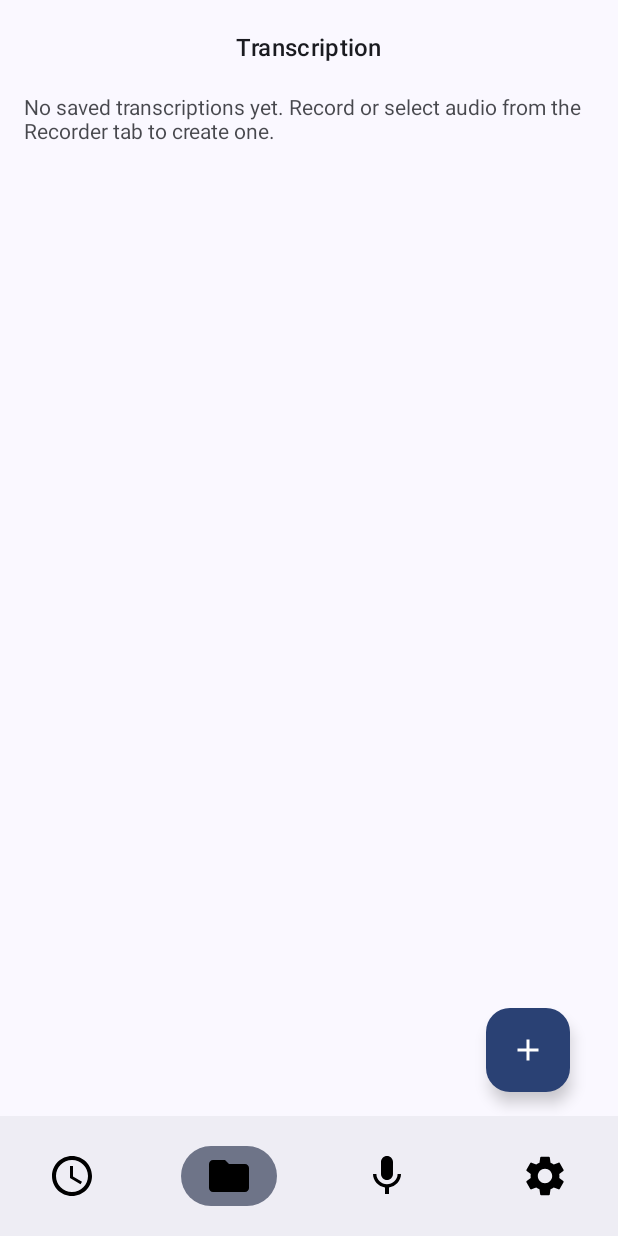
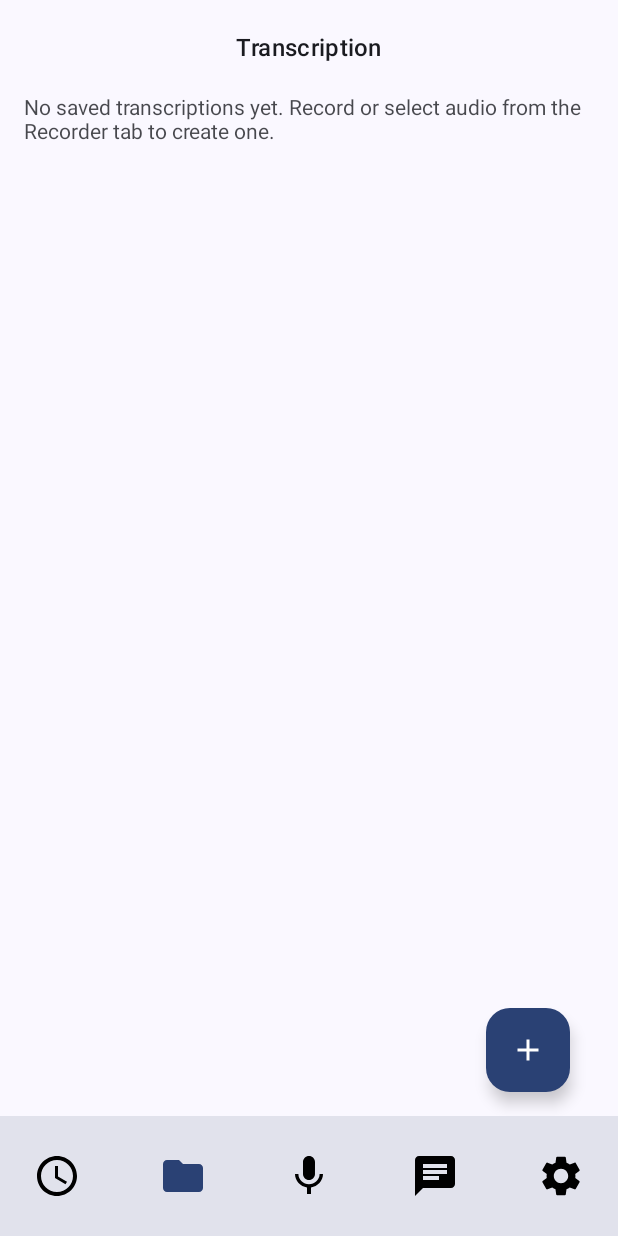
Before and after one commit to Sham-Naq/whisper_kotlin, an Android app built with Jetpack Compose: the screen it shows after launch (MainActivity), on a phone screen of 412 x 824 dp. Run offline under Robolectric (Android 15) with nearby library versions, the phone set to English and light mode, and no system bars; pictures from the network do not load.

Commit message:
nav bar ui

```diff
--- a/app/build.gradle.kts
+++ b/app/build.gradle.kts
@@ -84,7 +84,7 @@ dependencies {
     implementation("androidx.lifecycle:lifecycle-runtime-ktx:2.8.4")
     implementation("androidx.lifecycle:lifecycle-viewmodel-compose:2.8.4")
     implementation("org.jetbrains.kotlinx:kotlinx-coroutines-android:1.9.0")
-    implementation("com.google.android.material:material:1.12.0")
+    implementation("com.google.android.material:material:1.13.0")
     implementation("androidx.activity:activity-compose:1.9.2")
     implementation(platform("androidx.compose:compose-bom:2024.09.02"))
     implementation("androidx.compose.ui:ui")
--- a/app/src/main/java/com/example/whisper_kotlin/navigation/NavigationModels.kt
+++ b/app/src/main/java/com/example/whisper_kotlin/navigation/NavigationModels.kt
@@ -2,6 +2,7 @@ package com.example.whisper_kotlin.navigation
 
 import androidx.compose.material.icons.Icons
 import androidx.compose.material.icons.filled.AccessTime
+import androidx.compose.material.icons.filled.Chat
 import androidx.compose.material.icons.filled.Folder
 import androidx.compose.material.icons.filled.Mic
 import androidx.compose.material.icons.filled.Settings
@@ -11,12 +12,14 @@ enum class BottomTab(val route: String, val header: String) {
     Recents(route = "recents", header = "Recents"),
     Transcription(route = "transcription", header = "Transcription"),
     Recorder(route = "recorder", header = "Recorder"),
+    Chats(route = "chats", header = "Chats"),
     Settings(route = "settings", header = "Settings");
 
     fun getIcon(): ImageVector = when (this) {
         Recents -> Icons.Filled.AccessTime
         Transcription -> Icons.Filled.Folder
         Recorder -> Icons.Filled.Mic
+        Chats -> Icons.Filled.Chat
         Settings -> Icons.Filled.Settings
     }
 }
@@ -31,5 +34,6 @@ val bottomTabOrder: List<BottomTab> = listOf(
     BottomTab.Recents,
     BottomTab.Transcription,
     BottomTab.Recorder,
+    BottomTab.Chats,
     BottomTab.Settings
 )
--- a/app/src/main/java/com/example/whisper_kotlin/ui/HomeScreen.kt
+++ b/app/src/main/java/com/example/whisper_kotlin/ui/HomeScreen.kt
@@ -21,6 +21,8 @@ import androidx.compose.material.TextButton
 import androidx.compose.material.icons.Icons
 import androidx.compose.material.icons.filled.ArrowBack
 import androidx.compose.material.icons.filled.Delete
+import androidx.compose.animation.animateColorAsState
+import androidx.compose.foundation.interaction.MutableInteractionSource
 import androidx.compose.material3.CenterAlignedTopAppBar
 import androidx.compose.material3.ExperimentalMaterial3Api
 import androidx.compose.material3.MaterialTheme
@@ -332,19 +334,32 @@ private fun HomeBottomBar(
     isInFolder: Boolean,
     onTabSelected: (BottomTab) -> Unit
 ) {
-    NavigationBar {
+    val isDark = isSystemInDarkTheme()
+    val defaultColor = if (isDark) MaterialTheme.colorScheme.onSurface.copy(alpha = 0.6f) else androidx.compose.ui.graphics.Color.Black
+    val selectedColor = MaterialTheme.colorScheme.primary
+
+    NavigationBar(containerColor = MaterialTheme.colorScheme.surfaceVariant) {
         bottomTabOrder.forEach { tab ->
+            val targetColor = if (activeTab == tab) selectedColor else defaultColor
+            val animatedColor by animateColorAsState(targetValue = targetColor, label = "navColor")
             NavigationBarItem(
                 icon = {
                     Icon(
                         tab.getIcon(),
                         contentDescription = tab.header,
-                        modifier = Modifier.size(32.dp)
+                        modifier = Modifier.size(32.dp),
+                        tint = animatedColor
                     )
                 },
                 label = null,
                 selected = activeTab == tab,
-                onClick = { onTabSelected(tab) }
+                onClick = { onTabSelected(tab) },
+                colors = androidx.compose.material3.NavigationBarItemDefaults.colors(
+                    selectedIconColor = animatedColor,
+                    unselectedIconColor = animatedColor,
+                    indicatorColor = androidx.compose.ui.graphics.Color.Transparent
+                ),
+                interactionSource = remember { MutableInteractionSource() }
             )
         }
     }
@@ -405,6 +420,21 @@ private fun TabContent(
                 onCommandHandled = onCommandHandled,
                 onRecordingStateChanged = onRecordingStateChanged
             )
+        }
+
+        BottomTab.Chats -> {
+            Box(
+                modifier = Modifier
+                    .fillMaxSize()
+                    .background(MaterialTheme.colorScheme.background),
+                contentAlignment = Alignment.Center
+            ) {
+                Text(
+                    text = "Coming soon!",
+                    style = MaterialTheme.typography.titleMedium,
+                    color = primaryTextColor
+                )
+            }
         }
 
         BottomTab.Settings -> {
```
Also changed, not shown: app/src/main/java/com/example/whisper_kotlin/recorder/RecorderScreen.kt (+70 -7 lines), app/src/main/java/com/example/whisper_kotlin/ui/TranscriptionViewModel.kt (+29 -3 lines), app/src/main/java/com/example/whisper_kotlin/ui/components/ReusableDropdown.kt (+9 -2 lines).
